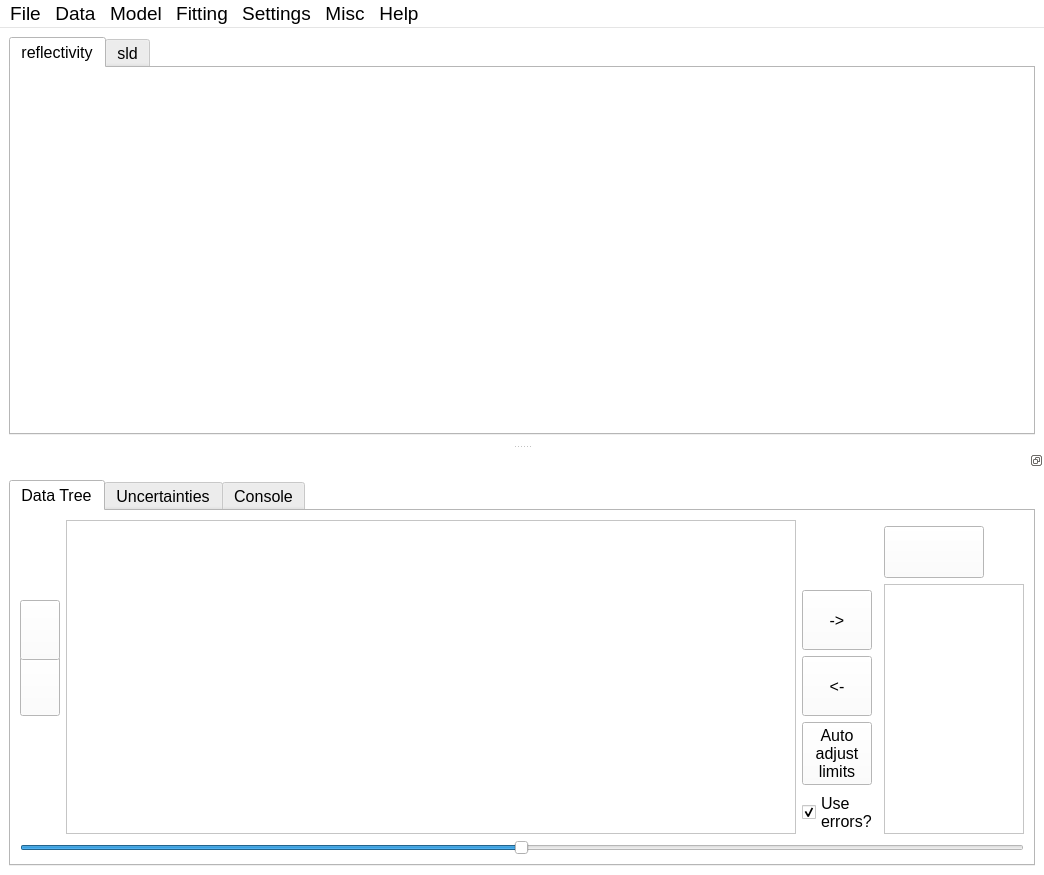
Old version of the form refnx/reflect/_app/ui/motofit.ui in the repository refnx/refnx.
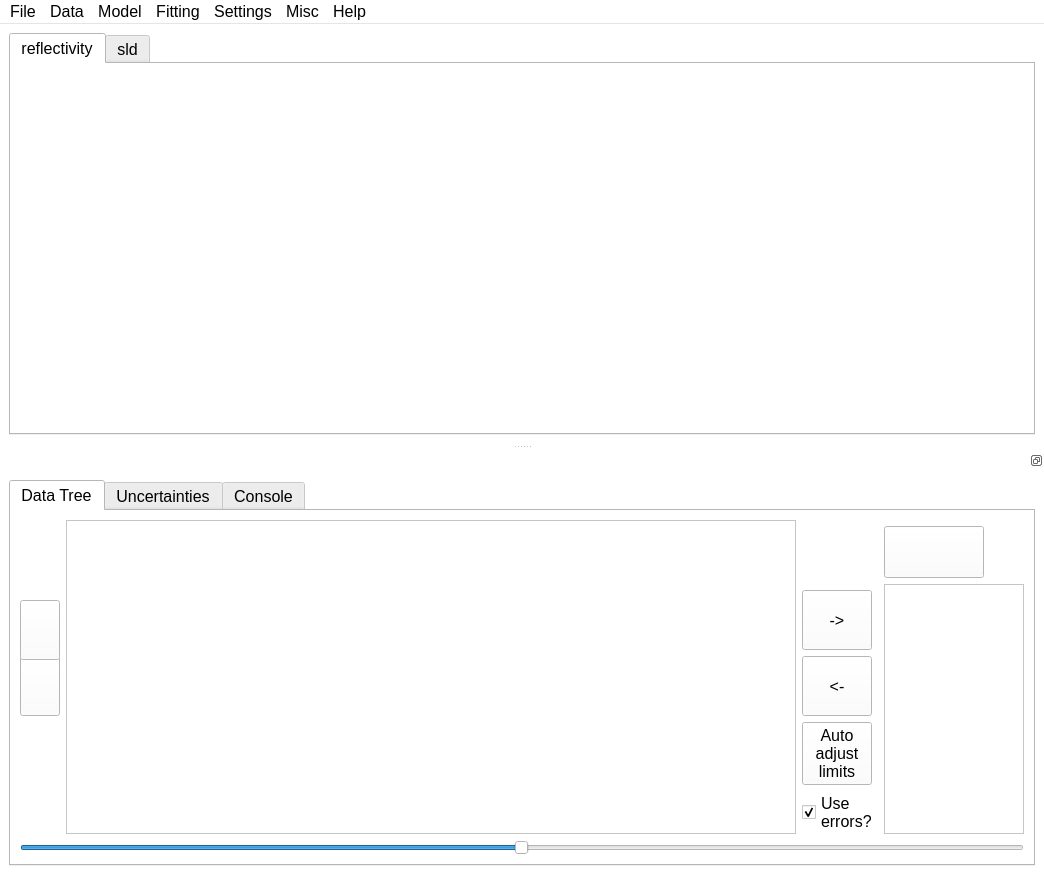
New version of the form. Icons and pictures are not drawn.

Commit message: MAINT: go.jpeg-->go.png [ci skip]

```diff
--- a/refnx/reflect/_app/ui/motofit.ui
+++ b/refnx/reflect/_app/ui/motofit.ui
@@ -439,7 +439,7 @@
   </property>
   <property name="font">
    <font>
-    <pointsize>14</pointsize>
+    <pointsize>12</pointsize>
    </font>
   </property>
   <property name="acceptDrops">
```
Left out of the diff: 2 changed lines with no effect on the pictures. The commit also changes 2 other files.
